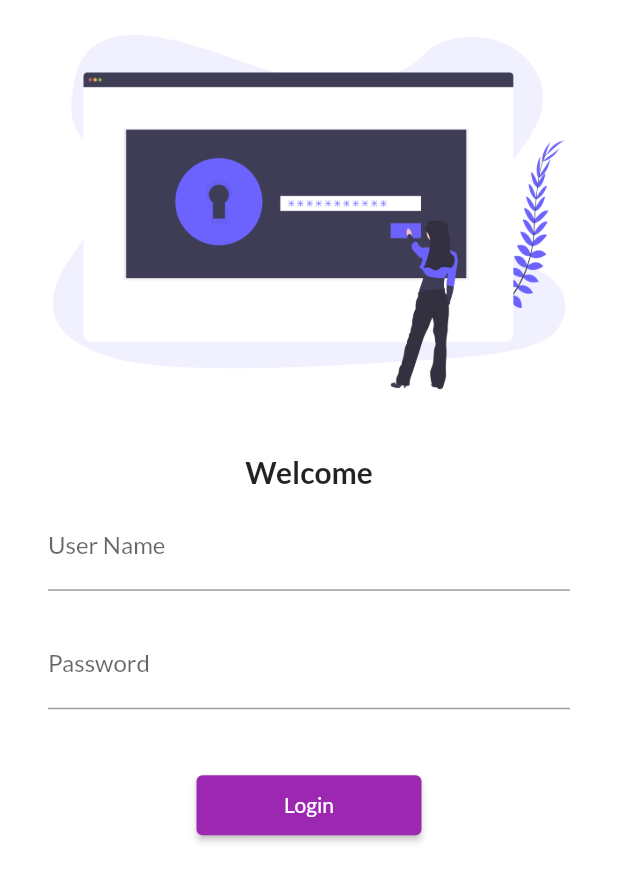
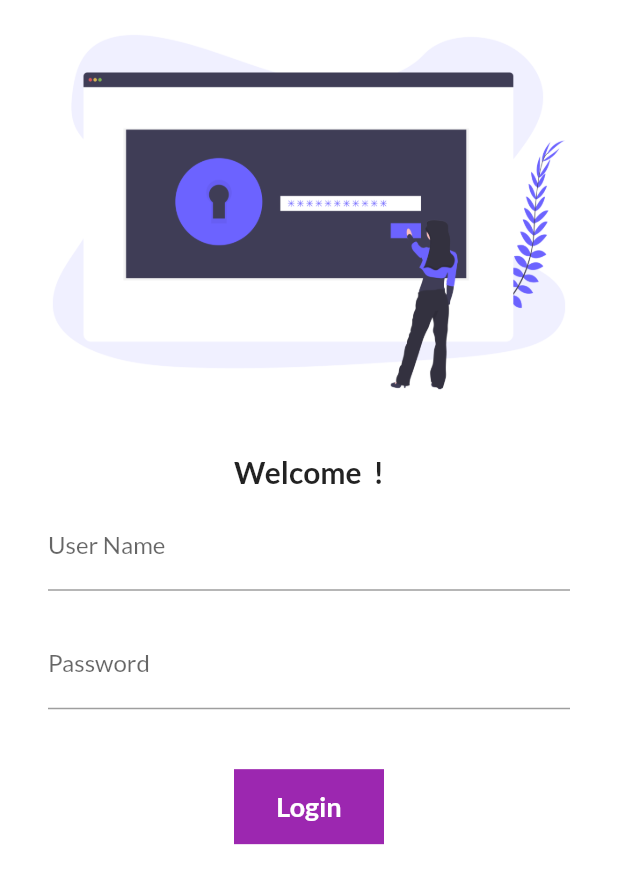
Before and after one commit to dawarepramod4/Catalog-App, a Flutter app: the screen it shows after launch, on a phone screen of 412 x 824 dp. Shown: the top 884 px of the screen. Run offline on Flutter 3.47's test engine with Material 2 defaults, Android fonts, the phone set to English and light mode, and no system bars; our stand-ins replace google_fonts.

Commit message:
day6 completed

```diff
--- a/lib/pages/login_page.dart
+++ b/lib/pages/login_page.dart
@@ -3,9 +3,15 @@
 import 'package:flutter/material.dart';
 import 'package:flutter_application_1/utils/routes.dart';
 
-class LoginPage extends StatelessWidget {
+class LoginPage extends StatefulWidget {
   const LoginPage({Key? key}) : super(key: key);
 
+  State<LoginPage> createState() => _LoginPageState();
+}
+
+class _LoginPageState extends State<LoginPage> {
+  String name = "";
+  bool changebutton = false;
   @override
   Widget build(BuildContext context) {
     return Material(
@@ -21,7 +27,7 @@ class LoginPage extends StatelessWidget {
                 height: 20,
               ),
               Text(
-                "Welcome",
+                "Welcome $name !",
                 style: TextStyle(fontWeight: FontWeight.bold, fontSize: 20),
               ),
               Padding(
@@ -30,6 +36,10 @@ class LoginPage extends StatelessWidget {
                 child: Column(
                   children: [
                     TextFormField(
+                      onChanged: (value) {
+                        name = value;
+                        setState(() {});
+                      },
                       decoration: InputDecoration(
                           hintText: "Enter User Name", labelText: "User Name"),
                     ),
@@ -44,13 +54,47 @@ class LoginPage extends StatelessWidget {
                     SizedBox(
                       height: 40,
                     ),
-                    ElevatedButton(
-                        onPressed: () {
-                          Navigator.pushNamed(context, MyRoutes.homeroute);
-                        },
-                        child: Text("Login"),
-                        style:
-                            TextButton.styleFrom(minimumSize: Size(150, 40))),
+                    InkWell(
+                      onTap: () async {
+                        setState(() {
+                          changebutton = true;
+                        });
+
+                        await Future.delayed(Duration(seconds: 1));
+
+                        Navigator.pushNamed(context, MyRoutes.homeroute);
+                      },
+                      child: AnimatedContainer(
+                        duration: Duration(seconds: 1),
+                        height: 50,
+                        width: changebutton ? 50 : 100,
+                        alignment: Alignment.center,
+                        decoration: BoxDecoration(
+                          color: Colors.purple,
+                          shape: changebutton
+                              ? BoxShape.circle
+                              : BoxShape.rectangle,
+                          // borderRadius:
+                          //     BorderRadius.circular(changebutton ? 50 :8 ),
+                        ),
+                        child: changebutton
+                            ? Icon(Icons.done, color: Colors.white)
+                            : Text(
+                                "Login",
+                                style: TextStyle(
+                                    color: Colors.white,
+                                    fontWeight: FontWeight.bold,
+                                    fontSize: 18),
+                              ),
+                      ),
+                    )
+                    // ElevatedButton(
+                    //     onPressed: () {
+                    //       Navigator.pushNamed(context, MyRoutes.homeroute);
+                    //     },
+                    //     child: Text("Login"),
+                    //     style:
+                    //         TextButton.styleFrom(minimumSize: Size(150, 40))),
                   ],
                 ),
               )
```
